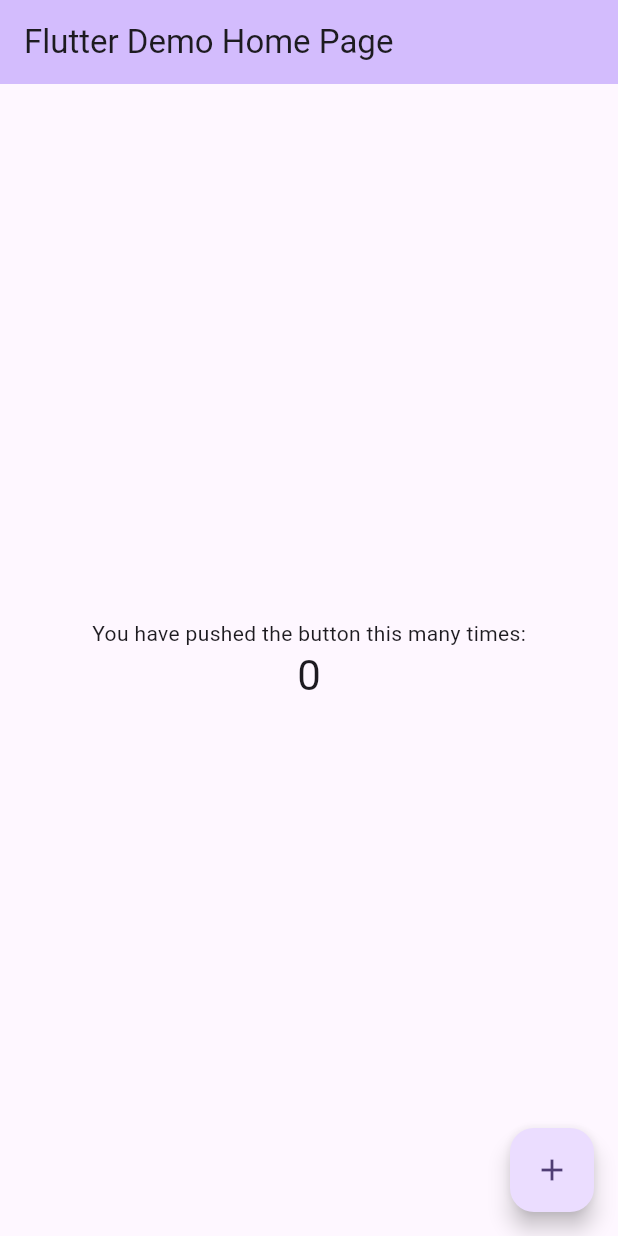
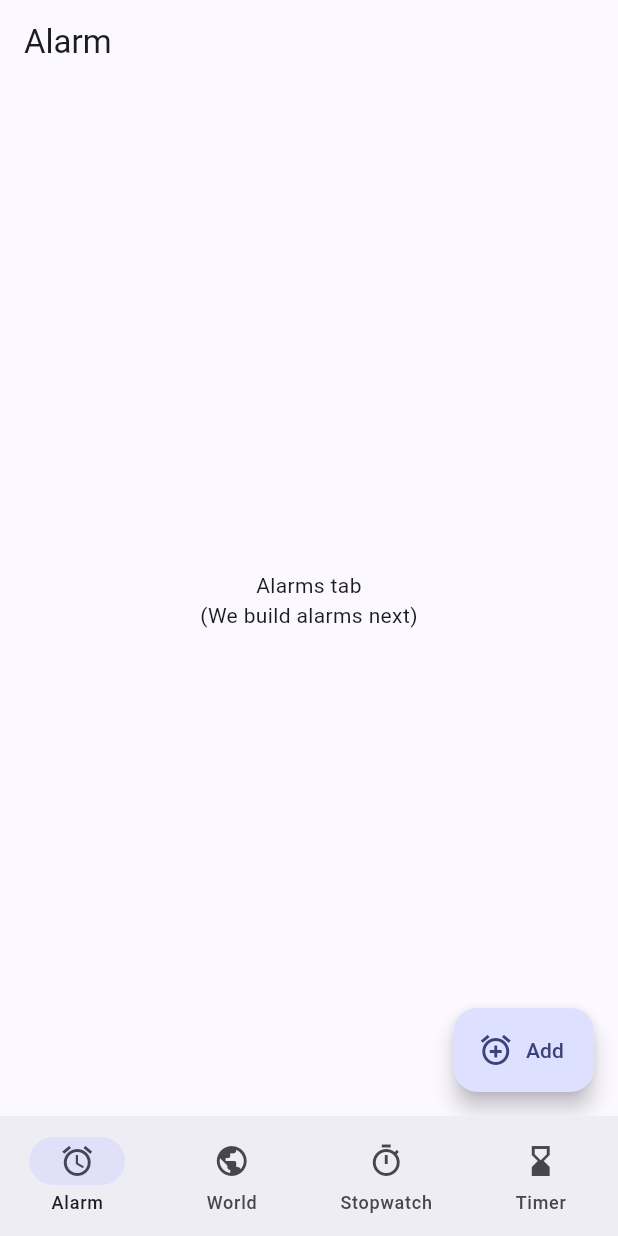
Before and after one commit to thisscribe000/ALARM-NEW, a Flutter app: the screen it shows after launch, on a phone screen of 412 x 824 dp. Run offline on Flutter 3.47's test engine with Material 3 defaults, Android fonts, the light colour scheme and no system bars.

Commit message:
Checkpoint: Add tab shell (alarms/world/world stopwatch/timer)

```diff
--- /dev/null
+++ b/lib/app/app.dart
@@ -0,0 +1,72 @@
+import 'package:flutter/material.dart';
+
+import '../shared/theme/app_theme.dart';
+import '../features/alarms/presentation/alarms_tab.dart';
+import '../features/world_clock/world_clock_tab.dart';
+import '../features/stopwatch/stopwatch_tab.dart';
+import '../features/timer/timer_tab.dart';
+
+class AlarmNewApp extends StatelessWidget {
+  const AlarmNewApp({super.key});
+
+  @override
+  Widget build(BuildContext context) {
+    return MaterialApp(
+      title: 'Alarm New',
+      debugShowCheckedModeBanner: false,
+      theme: AppTheme.light(),
+      home: const HomeShell(),
+    );
+  }
+}
+
+class HomeShell extends StatefulWidget {
+  const HomeShell({super.key});
+
+  @override
+  State<HomeShell> createState() => _HomeShellState();
+}
+
+class _HomeShellState extends State<HomeShell> {
+  int _index = 0;
+
+  final _tabs = const <Widget>[
+    AlarmsTab(),
+    WorldClockTab(),
+    StopwatchTab(),
+    TimerTab(),
+  ];
+
+  @override
+  Widget build(BuildContext context) {
+    return Scaffold(
+      body: SafeArea(child: _tabs[_index]),
+      bottomNavigationBar: NavigationBar(
+        selectedIndex: _index,
+        onDestinationSelected: (value) => setState(() => _index = value),
+        destinations: const [
+          NavigationDestination(
+            icon: Icon(Icons.alarm_outlined),
+            selectedIcon: Icon(Icons.alarm),
+            label: 'Alarm',
+          ),
+          NavigationDestination(
+            icon: Icon(Icons.public_outlined),
+            selectedIcon: Icon(Icons.public),
+            label: 'World',
+          ),
+          NavigationDestination(
+            icon: Icon(Icons.timer_outlined),
+            selectedIcon: Icon(Icons.timer),
+            label: 'Stopwatch',
+          ),
+          NavigationDestination(
+            icon: Icon(Icons.hourglass_bottom_outlined),
+            selectedIcon: Icon(Icons.hourglass_bottom),
+            label: 'Timer',
+          ),
+        ],
+      ),
+    );
+  }
+}
--- /dev/null
+++ b/lib/features/alarms/presentation/alarms_tab.dart
@@ -0,0 +1,27 @@
+import 'package:flutter/material.dart';
+
+class AlarmsTab extends StatelessWidget {
+  const AlarmsTab({super.key});
+
+  @override
+  Widget build(BuildContext context) {
+    return Scaffold(
+      appBar: AppBar(title: const Text('Alarm')),
+      body: const Center(
+        child: Text(
+          'Alarms tab\n(We build alarms next)',
+          textAlign: TextAlign.center,
+        ),
+      ),
+      floatingActionButton: FloatingActionButton.extended(
+        onPressed: () {
+          ScaffoldMessenger.of(context).showSnackBar(
+            const SnackBar(content: Text('Add Alarm (coming next step)')),
+          );
+        },
+        icon: const Icon(Icons.add_alarm),
+        label: const Text('Add'),
+      ),
+    );
+  }
+}
--- /dev/null
+++ b/lib/features/stopwatch/stopwatch_tab.dart
@@ -0,0 +1,18 @@
+import 'package:flutter/material.dart';
+
+class StopwatchTab extends StatelessWidget {
+  const StopwatchTab({super.key});
+
+  @override
+  Widget build(BuildContext context) {
+    return Scaffold(
+      appBar: AppBar(title: const Text('Stopwatch')),
+      body: const Center(
+        child: Text(
+          'Stopwatch tab\n(We build this later)',
+          textAlign: TextAlign.center,
+        ),
+      ),
+    );
+  }
+}
--- /dev/null
+++ b/lib/features/timer/timer_tab.dart
@@ -0,0 +1,18 @@
+import 'package:flutter/material.dart';
+
+class TimerTab extends StatelessWidget {
+  const TimerTab({super.key});
+
+  @override
+  Widget build(BuildContext context) {
+    return Scaffold(
+      appBar: AppBar(title: const Text('Timer')),
+      body: const Center(
+        child: Text(
+          'Timer tab\n(We build this later)',
+          textAlign: TextAlign.center,
+        ),
+      ),
+    );
+  }
+}
--- /dev/null
+++ b/lib/features/world_clock/world_clock_tab.dart
@@ -0,0 +1,18 @@
+import 'package:flutter/material.dart';
+
+class WorldClockTab extends StatelessWidget {
+  const WorldClockTab({super.key});
+
+  @override
+  Widget build(BuildContext context) {
+    return Scaffold(
+      appBar: AppBar(title: const Text('World Clock')),
+      body: const Center(
+        child: Text(
+          'World Clock tab\n(We build this later)',
+          textAlign: TextAlign.center,
+        ),
+      ),
+    );
+  }
+}
--- a/lib/main.dart
+++ b/lib/main.dart
@@ -1,122 +1,7 @@
 import 'package:flutter/material.dart';
+import 'app/app.dart';
 
 void main() {
-  runApp(const MyApp());
+  WidgetsFlutterBinding.ensureInitialized();
+  runApp(const AlarmNewApp());
 }
-
-class MyApp extends StatelessWidget {
-  const MyApp({super.key});
-
-  // This widget is the root of your application.
-  @override
-  Widget build(BuildContext context) {
-    return MaterialApp(
-      title: 'Flutter Demo',
-      theme: ThemeData(
-        // This is the theme of your application.
-        //
-        // TRY THIS: Try running your application with "flutter run". You'll see
-        // the application has a purple toolbar. Then, without quitting the app,
-        // try changing the seedColor in the colorScheme below to Colors.green
-        // and then invoke "hot reload" (save your changes or press the "hot
-        // reload" button in a Flutter-supported IDE, or press "r" if you used
-        // the command line to start the app).
-        //
-        // Notice that the counter didn't reset back to zero; the application
-        // state is not lost during the reload. To reset the state, use hot
-        // restart instead.
-        //
-        // This works for code too, not just values: Most code changes can be
-        // tested with just a hot reload.
-        colorScheme: .fromSeed(seedColor: Colors.deepPurple),
-      ),
-      home: const MyHomePage(title: 'Flutter Demo Home Page'),
-    );
-  }
-}
-
-class MyHomePage extends StatefulWidget {
-  const MyHomePage({super.key, required this.title});
-
-  // This widget is the home page of your application. It is stateful, meaning
-  // that it has a State object (defined below) that contains fields that affect
-  // how it looks.
-
-  // This class is the configuration for the state. It holds the values (in this
-  // case the title) provided by the parent (in this case the App widget) and
-  // used by the build method of the State. Fields in a Widget subclass are
-  // always marked "final".
-
-  final String title;
-
-  @override
-  State<MyHomePage> createState() => _MyHomePageState();
-}
-
-class _MyHomePageState extends State<MyHomePage> {
-  int _counter = 0;
-
-  void _incrementCounter() {
-    setState(() {
-      // This call to setState tells the Flutter framework that something has
-      // changed in this State, which causes it to rerun the build method below
-      // so that the display can reflect the updated values. If we changed
-      // _counter without calling setState(), then the build method would not be
-      // called again, and so nothing would appear to happen.
-      _counter++;
-    });
-  }
-
-  @override
-  Widget build(BuildContext context) {
-    // This method is rerun every time setState is called, for instance as done
-    // by the _incrementCounter method above.
-    //
-    // The Flutter framework has been optimized to make rerunning build methods
-    // fast, so that you can just rebuild anything that needs updating rather
-    // than having to individually change instances of widgets.
-    return Scaffold(
-      appBar: AppBar(
-        // TRY THIS: Try changing the color here to a specific color (to
-        // Colors.amber, perhaps?) and trigger a hot reload to see the AppBar
-        // change color while the other colors stay the same.
-        backgroundColor: Theme.of(context).colorScheme.inversePrimary,
-        // Here we take the value from the MyHomePage object that was created by
-        // the App.build method, and use it to set our appbar title.
-        title: Text(widget.title),
-      ),
-      body: Center(
-        // Center is a layout widget. It takes a single child and positions it
-        // in the middle of the parent.
-        child: Column(
-          // Column is also a layout widget. It takes a list of children and
-          // arranges them vertically. By default, it sizes itself to fit its
-          // children horizontally, and tries to be as tall as its parent.
-          //
-          // Column has various properties to control how it sizes itself and
-          // how it positions its children. Here we use mainAxisAlignment to
-          // center the children vertically; the main axis here is the vertical
-          // axis because Columns are vertical (the cross axis would be
-          // horizontal).
-          //
-          // TRY THIS: Invoke "debug painting" (choose the "Toggle Debug Paint"
-          // action in the IDE, or press "p" in the console), to see the
-          // wireframe for each widget.
-          mainAxisAlignment: .center,
-          children: [
-            const Text('You have pushed the button this many times:'),
-            Text(
-              '$_counter',
-              style: Theme.of(context).textTheme.headlineMedium,
-            ),
-          ],
-        ),
-      ),
-      floatingActionButton: FloatingActionButton(
-        onPressed: _incrementCounter,
-        tooltip: 'Increment',
-        child: const Icon(Icons.add),
-      ),
-    );
-  }
-}
--- /dev/null
+++ b/lib/shared/theme/app_theme.dart
@@ -0,0 +1,26 @@
+import 'package:flutter/material.dart';
+
+class AppTheme {
+  static ThemeData light() {
+    final base = ThemeData(
+      useMaterial3: true,
+      brightness: Brightness.light,
+      colorScheme: ColorScheme.fromSeed(seedColor: Colors.indigo),
+    );
+
+    return base.copyWith(
+      scaffoldBackgroundColor: base.colorScheme.surface,
+      appBarTheme: AppBarTheme(
+        centerTitle: false,
+        backgroundColor: base.colorScheme.surface,
+        foregroundColor: base.colorScheme.onSurface,
+        elevation: 0,
+        scrolledUnderElevation: 1,
+      ),
+      cardTheme: CardTheme(
+        elevation: 0,
+        shape: RoundedRectangleBorder(borderRadius: BorderRadius.circular(16)),
+      ),
+    );
+  }
+}
```
